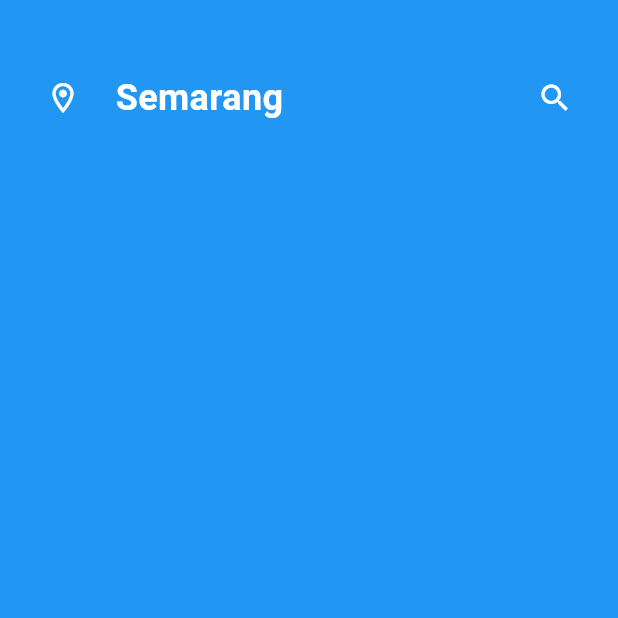
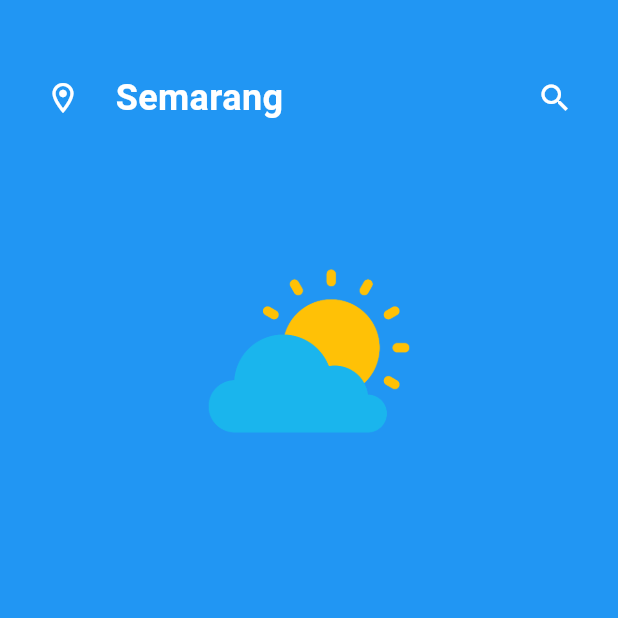
Before and after one commit to muhammad-mustafa1/weather-cast, a Flutter app: the screen it shows after launch, on a phone screen of 412 x 824 dp, the top half of it. Run offline on Flutter 3.47's test engine with Material 3 defaults, Android fonts, the phone set to English and light mode, and no system bars; our stand-ins replace go_router, google_fonts; Roboto replaces fonts that are missing (Overpass).

Commit message:
add weather state image to home

```diff
--- a/lib/Features/home/presentation/views/widgets/home_view_body.dart
+++ b/lib/Features/home/presentation/views/widgets/home_view_body.dart
@@ -6,13 +6,19 @@ class HomeViewBody extends StatelessWidget {
 
   @override
   Widget build(BuildContext context) {
-    return const Column(
-      children: [
-        Padding(
-          padding: EdgeInsets.symmetric(horizontal: 30, vertical: 48),
-          child: CustomAppBar(),
-        )
-      ],
+    return Padding(
+      padding: const EdgeInsets.symmetric(horizontal: 30, vertical: 48),
+      child: Column(
+        children: [
+          const CustomAppBar(),
+          const SizedBox(height: 72),
+          Image.asset(
+            'assets/images/logo.png',
+            width: 160,
+            height: 160,
+          ),
+        ],
+      ),
     );
   }
 }
```
